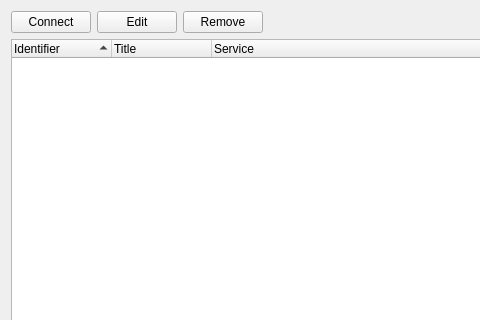
This is qgswpsbookmarks.ui in sourcepole/qgis-wps-client as Qt 5 draws it before an edit; both pictures show x 0 to 480 and y 0 to 320 of the 756 by 671 pixel window. The edited form follows.
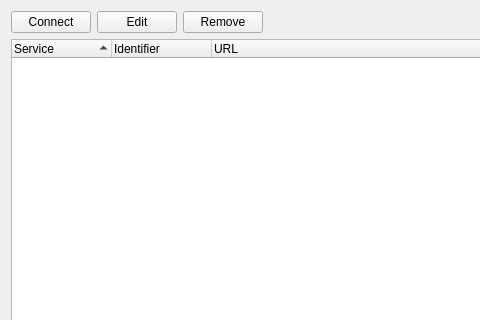
This is the edited form.

```diff
--- a/qgswpsbookmarks.ui
+++ b/qgswpsbookmarks.ui
@@ -64,21 +64,24 @@
      <property name="columnCount">
       <number>3</number>
      </property>
-     <column>
-      <property name="text">
-       <string>Identifier</string>
-      </property>
-     </column>
-     <column>
-      <property name="text">
-       <string>Title</string>
-      </property>
-     </column>
+     <attribute name="headerDefaultSectionSize">
+      <number>100</number>
+     </attribute>
      <column>
       <property name="text">
        <string>Service</string>
       </property>
      </column>
+     <column>
+      <property name="text">
+       <string>Identifier</string>
+      </property>
+     </column>
+     <column>
+      <property name="text">
+       <string>URL</string>
+      </property>
+     </column>
     </widget>
    </item>
    <item row="2" column="0">
```
Left out of the diff: 12 changed lines with no effect on the pictures.
